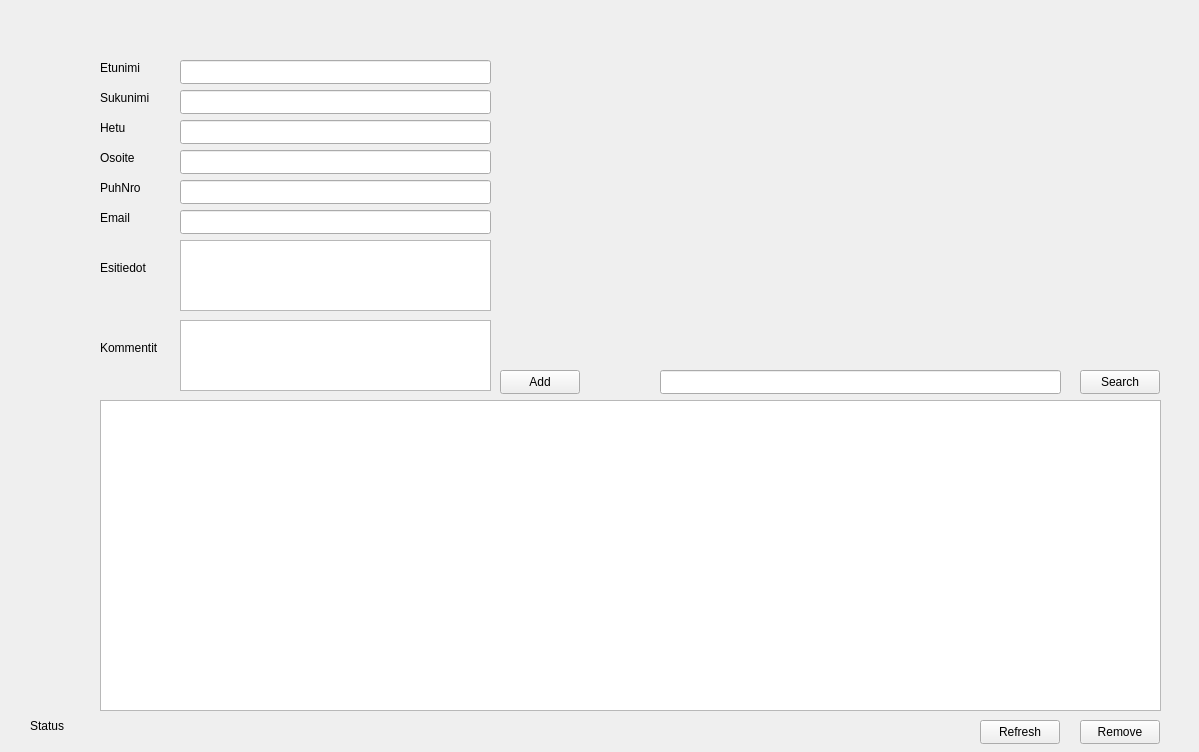
juhotuominen/CustomerManagerQT, file mainwindow.ui: the form before one commit.
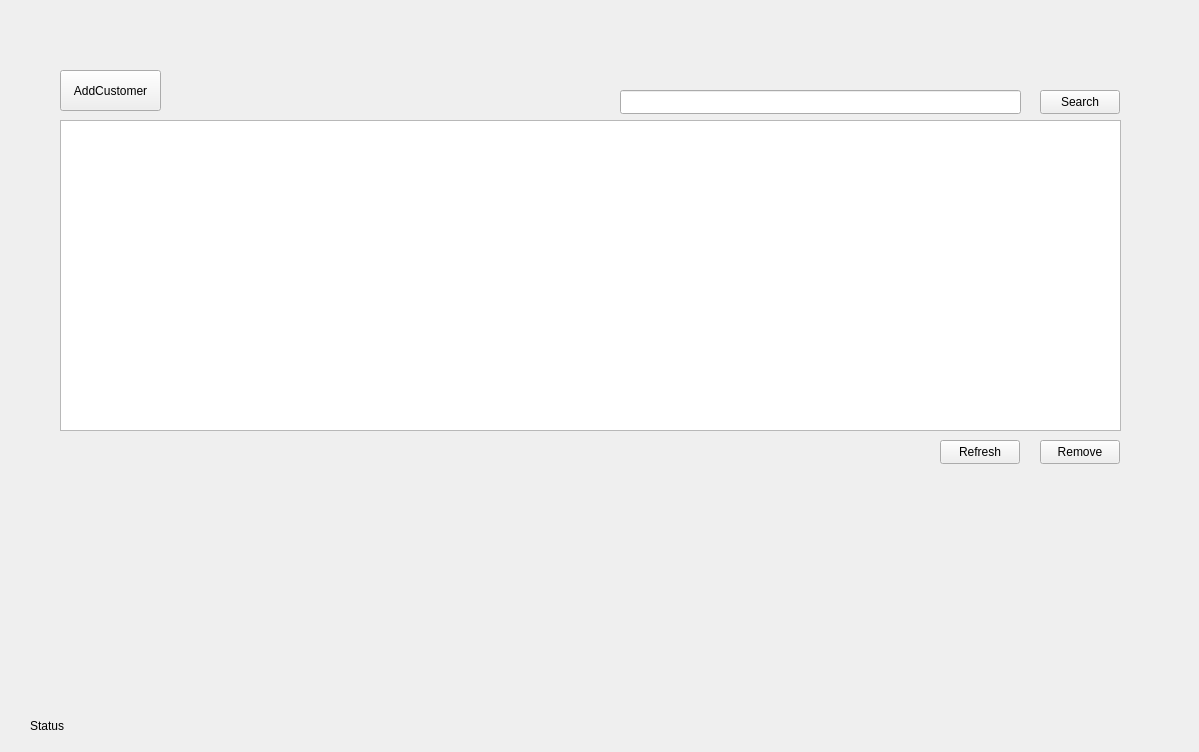
The form after the commit.

Commit message: Add new page for customer adding, delete from mainwindow

```diff
--- a/mainwindow.ui
+++ b/mainwindow.ui
@@ -14,24 +14,11 @@
    <string>MainWindow</string>
   </property>
   <widget class="QWidget" name="centralwidget">
-   <widget class="QPushButton" name="btnAdd">
-    <property name="geometry">
-     <rect>
-      <x>500</x>
-      <y>370</y>
-      <width>80</width>
-      <height>24</height>
-     </rect>
-    </property>
-    <property name="text">
-     <string>Add</string>
-    </property>
-   </widget>
    <widget class="QPushButton" name="btnRemove">
     <property name="geometry">
      <rect>
-      <x>1080</x>
-      <y>720</y>
+      <x>1040</x>
+      <y>440</y>
       <width>80</width>
       <height>24</height>
      </rect>
@@ -43,8 +30,8 @@
    <widget class="QPushButton" name="btnGet">
     <property name="geometry">
      <rect>
-      <x>980</x>
-      <y>720</y>
+      <x>940</x>
+      <y>440</y>
       <width>80</width>
       <height>24</height>
      </rect>
@@ -66,149 +53,11 @@
      <string>Status</string>
     </property>
    </widget>
-   <widget class="QLineEdit" name="lineEditFirstname">
-    <property name="geometry">
-     <rect>
-      <x>180</x>
-      <y>60</y>
-      <width>311</width>
-      <height>24</height>
-     </rect>
-    </property>
-   </widget>
-   <widget class="QLineEdit" name="lineEditLastname">
-    <property name="geometry">
-     <rect>
-      <x>180</x>
-      <y>90</y>
-      <width>311</width>
-      <height>24</height>
-     </rect>
-    </property>
-   </widget>
-   <widget class="QLineEdit" name="lineEditSocialsecurity">
-    <property name="geometry">
-     <rect>
-      <x>180</x>
-      <y>120</y>
-      <width>311</width>
-      <height>24</height>
-     </rect>
-    </property>
-   </widget>
-   <widget class="QLineEdit" name="lineEditAddress">
-    <property name="geometry">
-     <rect>
-      <x>180</x>
-      <y>150</y>
-      <width>311</width>
-      <height>24</height>
-     </rect>
-    </property>
-   </widget>
-   <widget class="QLineEdit" name="lineEditPhone">
-    <property name="geometry">
-     <rect>
-      <x>180</x>
-      <y>180</y>
-      <width>311</width>
-      <height>24</height>
-     </rect>
-    </property>
-   </widget>
-   <widget class="QLineEdit" name="lineEditEmail">
-    <property name="geometry">
-     <rect>
-      <x>180</x>
-      <y>210</y>
-      <width>311</width>
-      <height>24</height>
-     </rect>
-    </property>
-   </widget>
-   <widget class="QLabel" name="labelFirstname">
-    <property name="geometry">
-     <rect>
-      <x>100</x>
-      <y>60</y>
-      <width>49</width>
-      <height>16</height>
-     </rect>
-    </property>
-    <property name="text">
-     <string>Etunimi</string>
-    </property>
-   </widget>
-   <widget class="QLabel" name="labelLastname">
-    <property name="geometry">
-     <rect>
-      <x>100</x>
-      <y>90</y>
-      <width>49</width>
-      <height>16</height>
-     </rect>
-    </property>
-    <property name="text">
-     <string>Sukunimi</string>
-    </property>
-   </widget>
-   <widget class="QLabel" name="labelSocialsecurity">
-    <property name="geometry">
-     <rect>
-      <x>100</x>
-      <y>120</y>
-      <width>49</width>
-      <height>16</height>
-     </rect>
-    </property>
-    <property name="text">
-     <string>Hetu</string>
-    </property>
-   </widget>
-   <widget class="QLabel" name="labelAddress">
-    <property name="geometry">
-     <rect>
-      <x>100</x>
-      <y>150</y>
-      <width>49</width>
-      <height>16</height>
-     </rect>
-    </property>
-    <property name="text">
-     <string>Osoite</string>
-    </property>
-   </widget>
-   <widget class="QLabel" name="labelPhone">
-    <property name="geometry">
-     <rect>
-      <x>100</x>
-      <y>180</y>
-      <width>49</width>
-      <height>16</height>
-     </rect>
-    </property>
-    <property name="text">
-     <string>PuhNro</string>
-    </property>
-   </widget>
-   <widget class="QLabel" name="labelEmail">
-    <property name="geometry">
-     <rect>
-      <x>100</x>
-      <y>210</y>
-      <width>49</width>
-      <height>16</height>
-     </rect>
-    </property>
-    <property name="text">
-     <string>Email</string>
-    </property>
-   </widget>
    <widget class="QTableWidget" name="tableWidget">
     <property name="geometry">
      <rect>
-      <x>100</x>
-      <y>400</y>
+      <x>60</x>
+      <y>120</y>
       <width>1061</width>
       <height>311</height>
      </rect>
@@ -217,8 +66,8 @@
    <widget class="QLineEdit" name="lineEditSearch">
     <property name="geometry">
      <rect>
-      <x>660</x>
-      <y>370</y>
+      <x>620</x>
+      <y>90</y>
       <width>401</width>
       <height>24</height>
      </rect>
@@ -227,8 +76,8 @@
    <widget class="QPushButton" name="btnSearch">
     <property name="geometry">
      <rect>
-      <x>1080</x>
-      <y>370</y>
+      <x>1040</x>
+      <y>90</y>
       <width>80</width>
       <height>24</height>
      </rect>
@@ -237,50 +86,17 @@
      <string>Search</string>
     </property>
    </widget>
-   <widget class="QLabel" name="labelPreinfo">
+   <widget class="QPushButton" name="btnAddCustomer">
     <property name="geometry">
      <rect>
-      <x>100</x>
-      <y>260</y>
-      <width>61</width>
-      <height>16</height>
+      <x>60</x>
+      <y>70</y>
+      <width>101</width>
+      <height>41</height>
      </rect>
     </property>
     <property name="text">
-     <string>Esitiedot</string>
-    </property>
-   </widget>
-   <widget class="QLabel" name="label_9">
-    <property name="geometry">
-     <rect>
-      <x>100</x>
-      <y>340</y>
-      <width>71</width>
-      <height>16</height>
-     </rect>
-    </property>
-    <property name="text">
-     <string>Kommentit</string>
-    </property>
-   </widget>
-   <widget class="QTextEdit" name="textEdit">
-    <property name="geometry">
-     <rect>
-      <x>180</x>
-      <y>240</y>
-      <width>311</width>
-      <height>71</height>
-     </rect>
-    </property>
-   </widget>
-   <widget class="QTextEdit" name="textEdit_2">
-    <property name="geometry">
-     <rect>
-      <x>180</x>
-      <y>320</y>
-      <width>311</width>
-      <height>71</height>
-     </rect>
+     <string>AddCustomer</string>
     </property>
    </widget>
   </widget>
```
The commit also changes 7 other files.
